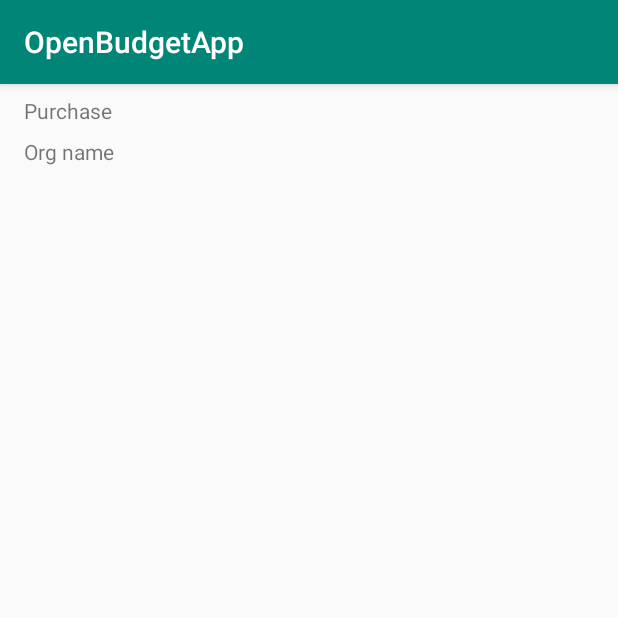
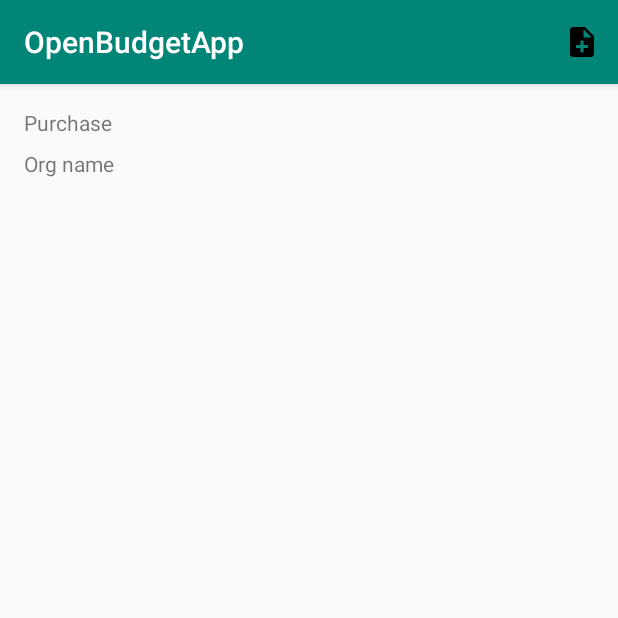
Before and after one commit to AlexWalker28/OpenBudgetApp, an Android app: the screen it shows after launch (TenderActivity), after a tap on "Purchase", on a phone screen of 412 x 824 dp, the top half of it. Run offline under Robolectric (Android 15) with nearby library versions, the light colour scheme and no system bars; our stand-ins replace Firebase (no records; nobody signed in at launch, a user with empty details on screens opened directly); libraries missing offline, so code that uses them is left out: com.firebase.ui.

Commit message:
Add simple logic for adding tasks

```diff
--- a/app/src/main/AndroidManifest.xml
+++ b/app/src/main/AndroidManifest.xml
@@ -16,7 +16,8 @@
                 <category android:name="android.intent.category.LAUNCHER" />
             </intent-filter>
         </activity>
-        <activity android:name=".TenderActivity"></activity>
+        <activity android:name=".TenderActivity" />
+        <activity android:name=".AddTaskActivity"></activity>
     </application>
 
 </manifest>
--- /dev/null
+++ b/app/src/main/res/drawable/ic_note_add_black_24dp.xml
@@ -0,0 +1,9 @@
+<vector xmlns:android="http://schemas.android.com/apk/res/android"
+        android:width="24dp"
+        android:height="24dp"
+        android:viewportWidth="24.0"
+        android:viewportHeight="24.0">
+    <path
+        android:fillColor="#FF000000"
+        android:pathData="M14,2L6,2c-1.1,0 -1.99,0.9 -1.99,2L4,20c0,1.1 0.89,2 1.99,2L18,22c1.1,0 2,-0.9 2,-2L20,8l-6,-6zM16,16h-3v3h-2v-3L8,16v-2h3v-3h2v3h3v2zM13,9L13,3.5L18.5,9L13,9z"/>
+</vector>
--- a/app/src/main/res/layout/activity_tender.xml
+++ b/app/src/main/res/layout/activity_tender.xml
@@ -5,6 +5,19 @@
     android:layout_width="match_parent"
     android:layout_height="match_parent"
     tools:context=".TenderActivity">
+
+    <LinearLayout
+        android:id="@+id/tender_task_linear_layout"
+        android:layout_width="match_parent"
+        android:layout_height="wrap_content"
+        android:layout_marginStart="8dp"
+        android:layout_marginTop="8dp"
+        android:layout_marginEnd="8dp"
+        android:orientation="vertical"
+        app:layout_constraintEnd_toEndOf="parent"
+        app:layout_constraintStart_toStartOf="parent"
+        app:layout_constraintTop_toTopOf="parent">
+    </LinearLayout>
 
     <TextView
         android:id="@+id/tender_purchase_text_view"
@@ -16,8 +29,9 @@
         android:paddingStart="8dp"
         android:paddingEnd="8dp"
         app:layout_constraintEnd_toEndOf="parent"
+        app:layout_constraintHorizontal_bias="0.0"
         app:layout_constraintStart_toStartOf="parent"
-        app:layout_constraintTop_toTopOf="parent"
+        app:layout_constraintTop_toBottomOf="@+id/tender_task_linear_layout"
         tools:text="Purchase" />
 
     <TextView
--- /dev/null
+++ b/app/src/main/res/menu/editor_menu.xml
@@ -0,0 +1,10 @@
+<?xml version="1.0" encoding="utf-8"?>
+<menu xmlns:android="http://schemas.android.com/apk/res/android"
+    xmlns:app="http://schemas.android.com/apk/res-auto">
+    <item
+        android:id="@+id/add_task_menu_item"
+        android:title="@string/add_task"
+        android:icon="@drawable/ic_note_add_black_24dp"
+        app:showAsAction="ifRoom"/>
+
+</menu>
--- /dev/null
+++ b/app/src/main/res/values/dimens.xml
@@ -0,0 +1,4 @@
+<?xml version="1.0" encoding="utf-8"?>
+<resources>
+    <dimen name="horizontal_padding">8dp</dimen>
+</resources>
```
Also changed, not shown: app/src/main/java/kg/kloop/android/openbudgetapp/AddTaskActivity.java (added, +62 -0 lines), app/src/main/java/kg/kloop/android/openbudgetapp/Task.java (added, +37 -0 lines), app/src/main/java/kg/kloop/android/openbudgetapp/TenderActivity.java (+40 -0 lines), app/src/main/res/drawable/ic_done_black_24dp.xml (added, +9 -0 lines), app/src/main/res/layout/activity_add_task.xml (added, +57 -0 lines), app/src/main/res/layout/tender_task.xml (added, +11 -0 lines), app/src/main/res/menu/add_task_menu.xml (added, +11 -0 lines), app/src/main/res/values/strings.xml (+8 -0 lines).
